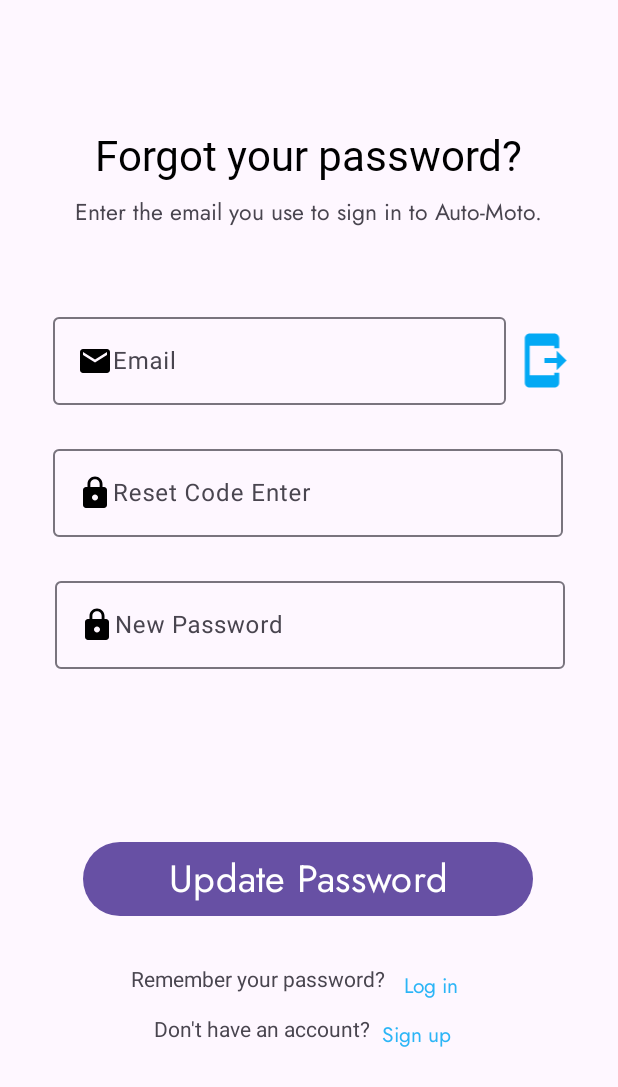
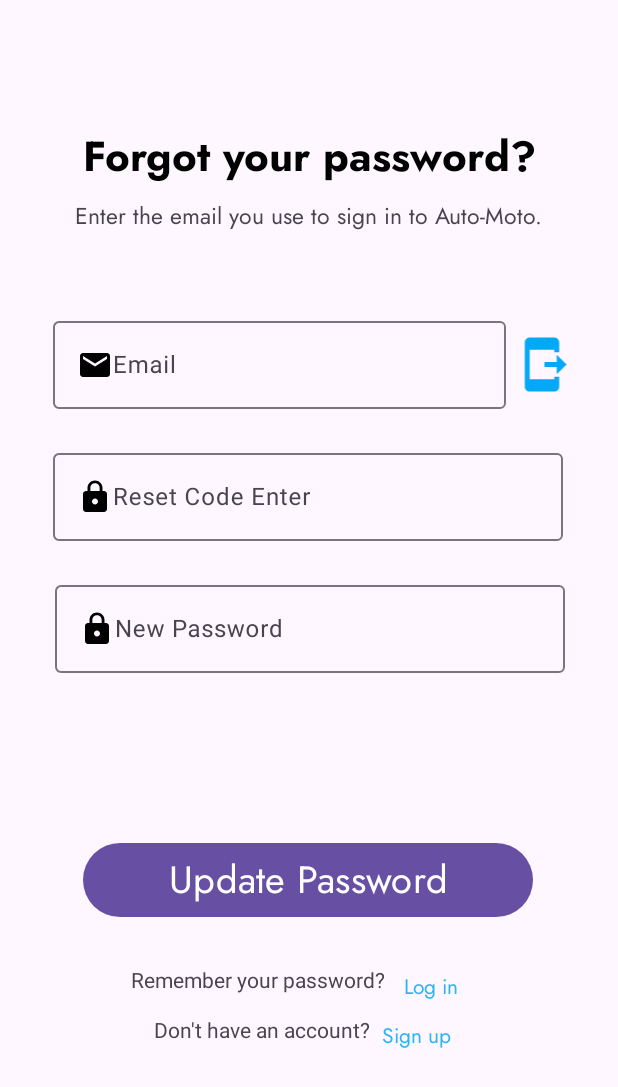
Before and after one commit to Yakage/Auto-Moto, an Android app: the ForgotPasswordFragment screen opened through its navigation route, on a phone screen of 412 x 824 dp. Shown: the top 1087 px of the screen. Run offline under Robolectric (Android 15) with nearby library versions, the phone set to English and light mode, and no system bars; our stand-ins replace navigation-ui; Roboto replaces fonts that are not available here.

Commit message:
Minor changes.

```diff
--- a/app/src/main/res/layout/fragment_forgotpassword.xml
+++ b/app/src/main/res/layout/fragment_forgotpassword.xml
@@ -13,7 +13,7 @@
         android:layout_width="wrap_content"
         android:layout_height="wrap_content"
         android:layout_marginTop="84dp"
-        android:fontFamily="@font/bakbak"
+        android:fontFamily="@font/jost_bold"
         android:text="Forgot your password?"
         android:textColor="@color/black"
         android:textSize="28sp"
```
